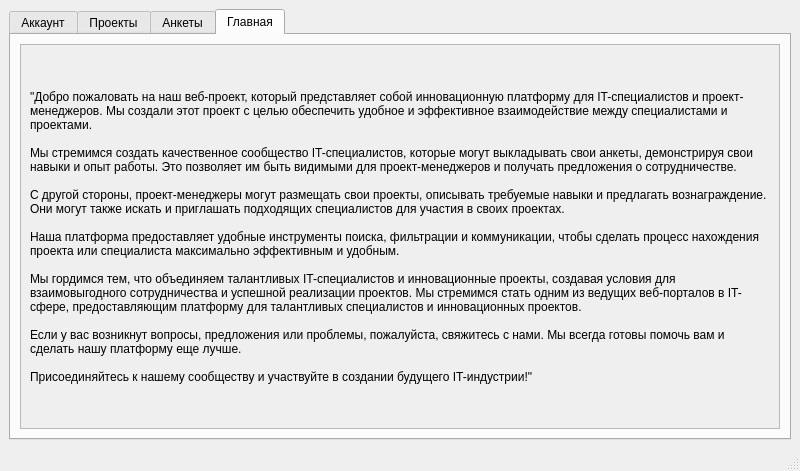
Before: the Qt Designer form MainWindow.ui in mr-Din/ItConnect, drawn with Qt 5.
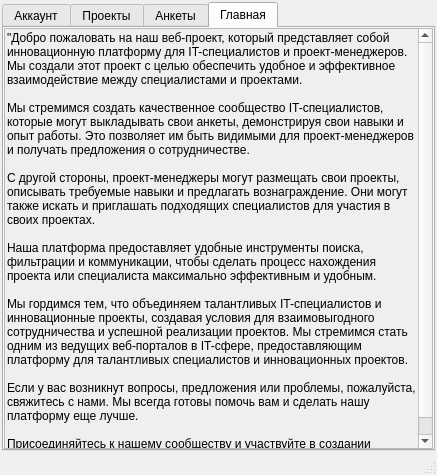
After: the same form once the commit is applied. The open tabs and pages were chosen to show the change.

What changed in the file:
```diff
--- a/MainWindow.ui
+++ b/MainWindow.ui
@@ -6,8 +6,8 @@
    <rect>
     <x>0</x>
     <y>0</y>
-    <width>800</width>
-    <height>471</height>
+    <width>437</width>
+    <height>475</height>
    </rect>
   </property>
   <property name="windowTitle">
@@ -15,6 +15,18 @@
   </property>
   <widget class="QWidget" name="centralwidget">
    <layout class="QGridLayout" name="gridLayout">
+    <property name="leftMargin">
+     <number>2</number>
+    </property>
+    <property name="topMargin">
+     <number>2</number>
+    </property>
+    <property name="rightMargin">
+     <number>2</number>
+    </property>
+    <property name="bottomMargin">
+     <number>2</number>
+    </property>
     <item row="0" column="0">
      <widget class="QTabWidget" name="tabWidget">
       <property name="currentIndex">
@@ -330,6 +342,18 @@
         <string>Главная</string>
        </attribute>
        <layout class="QGridLayout" name="gridLayout_3">
+        <property name="leftMargin">
+         <number>0</number>
+        </property>
+        <property name="topMargin">
+         <number>0</number>
+        </property>
+        <property name="rightMargin">
+         <number>0</number>
+        </property>
+        <property name="bottomMargin">
+         <number>0</number>
+        </property>
         <item row="0" column="0">
          <widget class="QScrollArea" name="scrollArea">
           <property name="widgetResizable">
@@ -340,11 +364,23 @@
             <rect>
              <x>0</x>
              <y>0</y>
-             <width>758</width>
-             <height>360</height>
+             <width>284</width>
+             <height>676</height>
             </rect>
            </property>
            <layout class="QGridLayout" name="gridLayout_8">
+            <property name="leftMargin">
+             <number>2</number>
+            </property>
+            <property name="topMargin">
+             <number>2</number>
+            </property>
+            <property name="rightMargin">
+             <number>2</number>
+            </property>
+            <property name="bottomMargin">
+             <number>2</number>
+            </property>
             <item row="0" column="0">
              <widget class="QLabel" name="lbl_description">
               <property name="sizePolicy">
```
Left out of the diff: 14 changed lines with no effect on the pictures.
